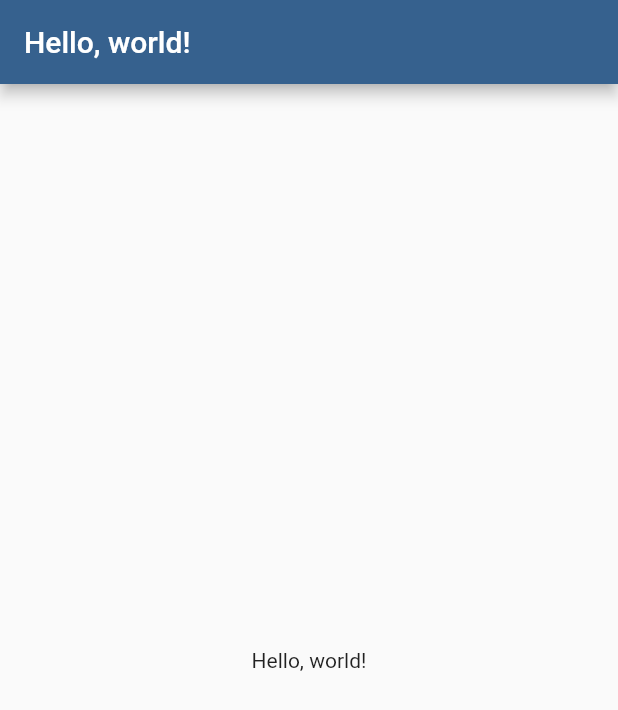
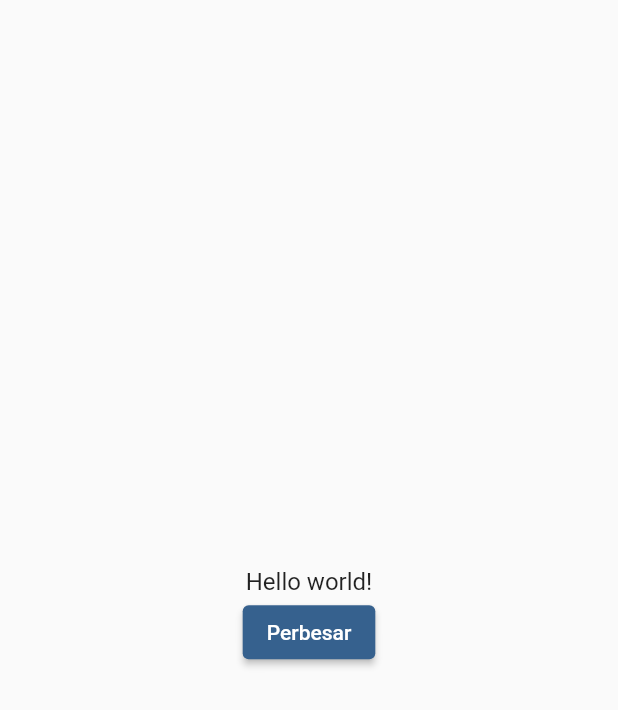
Before and after one commit to aiguh97/flutter-pemula-dicoding, a Flutter app: the screen it shows after launch, on a phone screen of 412 x 824 dp. Shown: the top 710 px of the screen. Run offline on Flutter 3.47's test engine with Material 3 defaults, Android fonts, the phone set to English and light mode, and no system bars.

Commit message:
2_stateless_widget_vs_statefull_widget

```diff
--- /dev/null
+++ b/lib/biggerText.dart
@@ -0,0 +1,32 @@
+import 'package:flutter/material.dart';
+
+class BiggerText extends StatefulWidget {
+  final String text;
+
+  const BiggerText({Key? key, required this.text}) : super(key: key);
+
+  @override
+  State<BiggerText> createState() => _BiggerTextState();
+}
+
+class _BiggerTextState extends State<BiggerText> {
+  double _textSize = 16.0;
+
+  @override
+  Widget build(BuildContext context) {
+    return Column(
+      mainAxisAlignment: MainAxisAlignment.center,
+      children: <Widget>[
+        Text(widget.text, style: TextStyle(fontSize: _textSize)),
+        ElevatedButton(
+          child: const Text("Perbesar"),
+          onPressed: () {
+            setState(() {
+              _textSize = 32.0;
+            });
+          },
+        ),
+      ],
+    );
+  }
+}
--- a/lib/main.dart
+++ b/lib/main.dart
@@ -1,4 +1,5 @@
 import 'package:flutter/material.dart';
+import 'package:flutter_pemula_dicoding/biggerText.dart';
 
 void main() {
   runApp(MyApp());
@@ -16,10 +17,27 @@
         colorScheme: ColorScheme.fromSeed(seedColor: Colors.blue),
         useMaterial3: false, // Pastikan M2 dipakai agar AppBar ikut warna
       ),
-      home: Scaffold(
-        appBar: AppBar(title: const Text('Hello, world!')),
-        body: const Center(child: Text('Hello, world!')),
+      home: const Scaffold(
+        body: Center(
+          child: BiggerText(
+            text: "Hello world!",
+          ), // Ubah widget Heading ke PerubahanText
+        ),
       ),
     );
   }
 }
+
+class Heading extends StatelessWidget {
+  final String text;
+
+  const Heading({Key? key, required this.text}) : super(key: key);
+
+  @override
+  Widget build(BuildContext context) {
+    return Text(
+      text,
+      style: const TextStyle(fontSize: 24.0, fontWeight: FontWeight.bold),
+    );
+  }
+}
```
